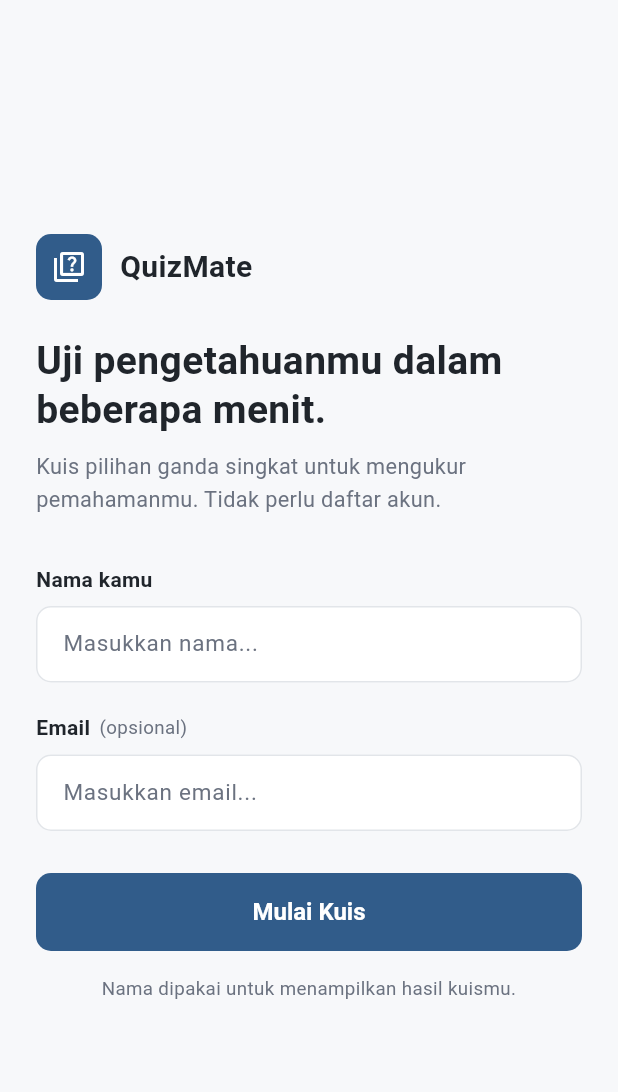
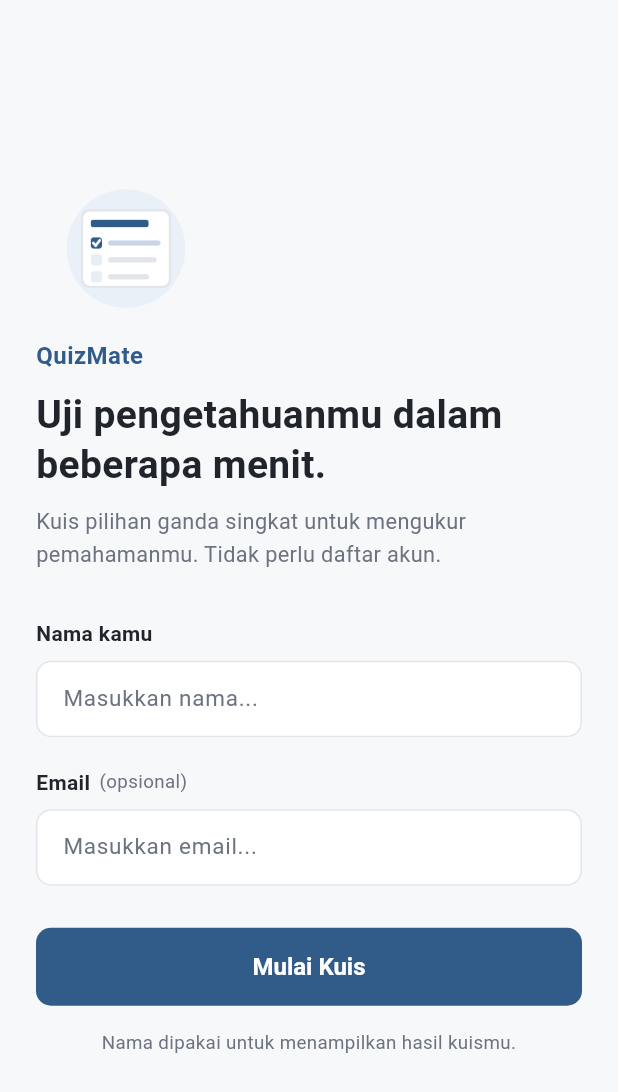
Before and after one commit to Farhan00755/QuizMate, a Flutter app: the screen it shows after launch, on a phone screen of 412 x 824 dp. Shown: the top 1092 px of the screen. Run offline on Flutter 3.47's test engine with Material 3 defaults, Android fonts, the phone set to English and light mode, and no system bars.

Commit message:
update icon

```diff
--- a/lib/screens/home_screen.dart
+++ b/lib/screens/home_screen.dart
@@ -144,33 +144,23 @@ class _BrandHeader extends StatelessWidget {
     return Column(
       crossAxisAlignment: CrossAxisAlignment.start,
       children: [
-        Row(
-          children: [
-            Container(
-              width: 44,
-              height: 44,
-              decoration: BoxDecoration(
-                color: AppColors.primary,
-                borderRadius: BorderRadius.circular(10),
+        Image.asset(
+          'assets/images/quiz_illustration.png',
+          width: 120,
+          height: 90,
+          fit: BoxFit.contain,
         ),
-              child: const Icon(
-                Icons.quiz_outlined,
-                color: Colors.white,
-                size: 24,
-              ),
-            ),
-            const SizedBox(width: 12),
+        const SizedBox(height: 16),
         const Text(
           'QuizMate',
           style: TextStyle(
-                fontSize: 20,
+            fontSize: 16,
             fontWeight: FontWeight.w700,
-                color: AppColors.textPrimary,
+            letterSpacing: 0.3,
+            color: AppColors.primary,
           ),
         ),
-          ],
-        ),
-        const SizedBox(height: 24),
+        const SizedBox(height: 12),
         const Text(
           'Uji pengetahuanmu dalam beberapa menit.',
           style: TextStyle(
--- a/pubspec.yaml
+++ b/pubspec.yaml
@@ -19,6 +19,9 @@ dev_dependencies:
 flutter:
   uses-material-design: true
 
+  assets:
+    - assets/images/
+
   fonts:
     - family: Roboto
       fonts:
```
Lines whose indentation alone changed are shown as unchanged.
